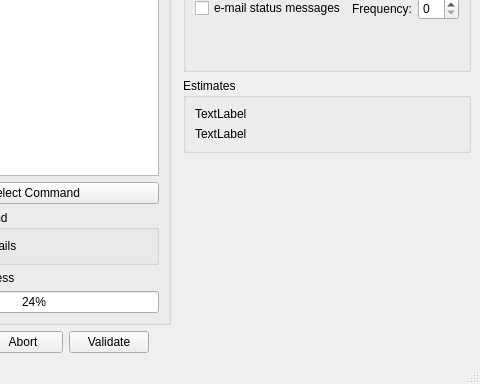
Old version of the form dave/qtdesigner/dave.ui in the repository ZhuangLab/storm-control; both pictures show x 112 to 592 and y 339 to 723 of the 592 by 723 pixel window.
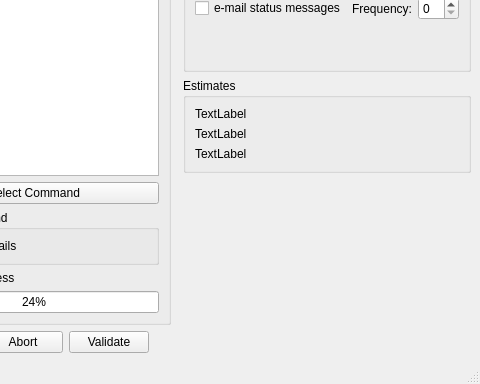
New version of the form. Custom widgets are drawn as their Qt base class.

Commit message: Add estimated time remaining display.

What changed in the file:
```diff
--- a/dave/qtdesigner/dave.ui
+++ b/dave/qtdesigner/dave.ui
@@ -50,6 +50,13 @@
          </property>
         </widget>
        </item>
+       <item>
+        <widget class="QLabel" name="remainingLabel">
+         <property name="text">
+          <string>TextLabel</string>
+         </property>
+        </widget>
+       </item>
       </layout>
      </widget>
     </item>
```
The commit also changes 2 other files.
